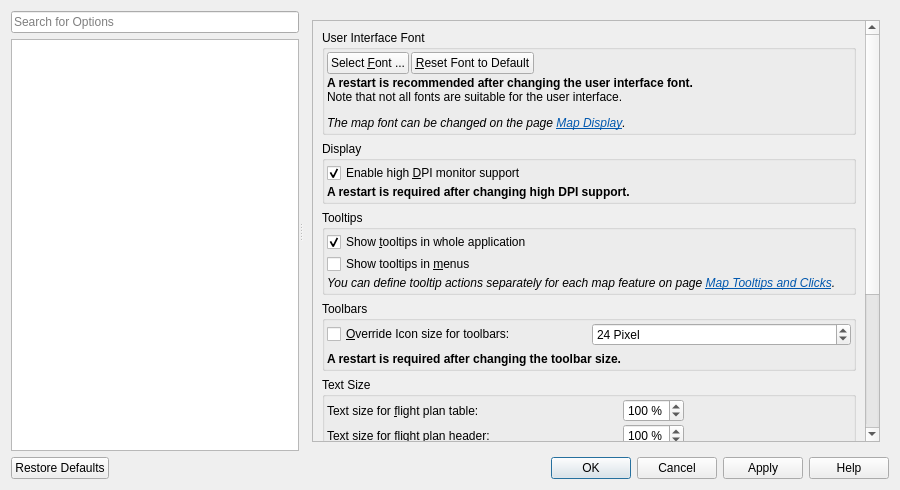
albar965/littlenavmap, file src/options/options.ui: the form before one commit.
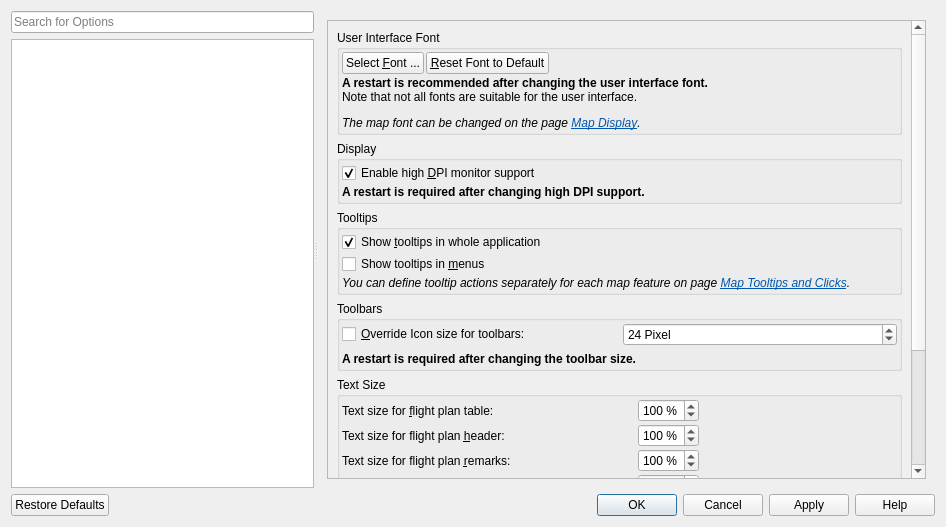
The form after the commit. The open tabs and pages were chosen to show the change. Icons and pictures are not drawn.

Commit message: Corrected user interface for tab order and buddies.

```diff
--- a/src/options/options.ui
+++ b/src/options/options.ui
@@ -6,8 +6,8 @@
    <rect>
     <x>0</x>
     <y>0</y>
-    <width>900</width>
-    <height>490</height>
+    <width>946</width>
+    <height>527</height>
    </rect>
   </property>
   <property name="windowTitle">
@@ -623,9 +623,9 @@
            <property name="geometry">
             <rect>
              <x>0</x>
-             <y>-387</y>
-             <width>585</width>
-             <height>836</height>
+             <y>0</y>
+             <width>419</width>
+             <height>856</height>
             </rect>
            </property>
            <layout class="QVBoxLayout" name="verticalLayout_23">
```
Left out of the diff: 83 changed lines with no effect on the pictures. The commit also changes 7 other files.
